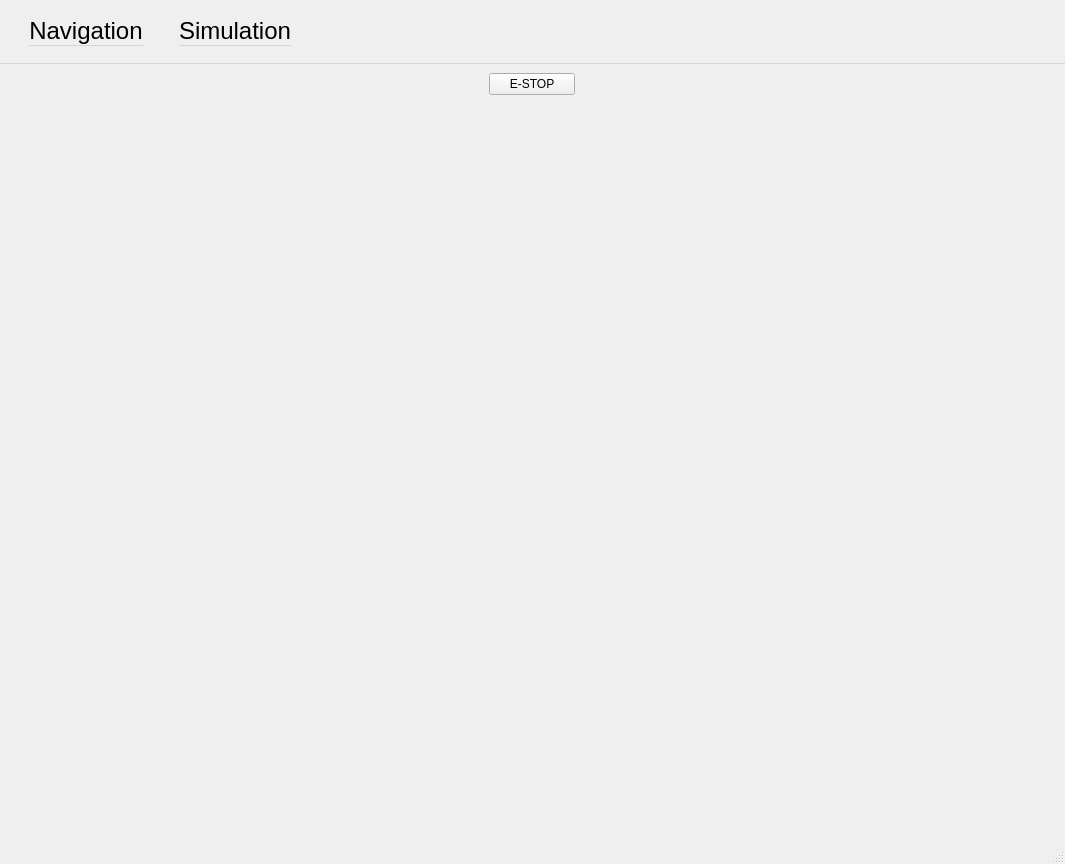
This is frontend/BSCMainWindow.ui in YCP-Rev-Metrix/BallSpinner-Controller-v2 as Qt 5 draws it before an edit. The edited form follows.
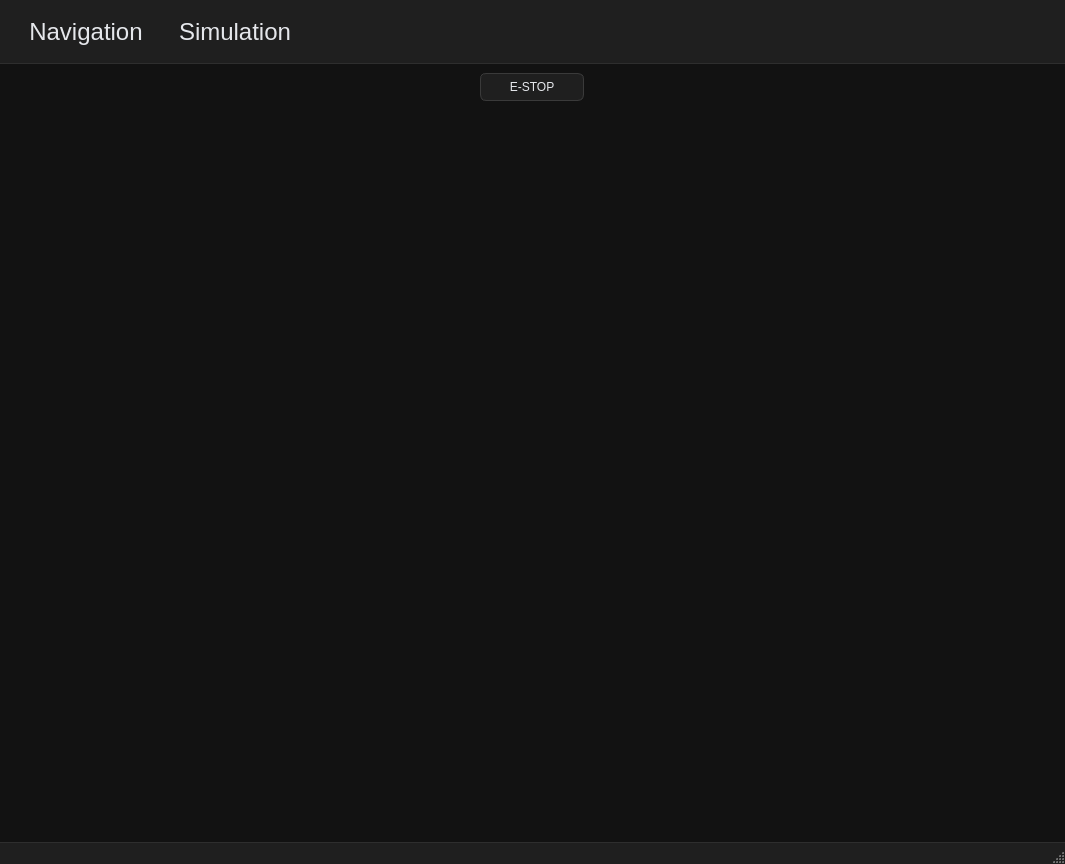
This is the edited form. Custom widgets are drawn as their Qt base class.

Diff of the .ui file:
```diff
--- a/frontend/BSCMainWindow.ui
+++ b/frontend/BSCMainWindow.ui
@@ -13,6 +13,53 @@
   <property name="windowTitle">
    <string>MainWindow</string>
   </property>
+  <property name="styleSheet">
+   <string notr="true">QMainWindow { background-color: #121212; color: #E5E7EB; }
+QWidget#wgtCentral { background-color: #121212; }
+
+QMenuBar {
+    background-color: #1F1F1F;
+    color: #E5E7EB;
+    border-bottom: 1px solid #2E2E2E;
+}
+QMenuBar::item { background: transparent; padding: 8px 14px; }
+QMenuBar::item:selected { background-color: #2A2A2A; border-radius: 4px; }
+
+QMenu {
+    background-color: #1F1F1F;
+    color: #E5E7EB;
+    border: 1px solid #2E2E2E;
+}
+QMenu::item { padding: 8px 16px; }
+QMenu::item:selected { background-color: #2A2A2A; }
+
+QStatusBar {
+    background-color: #1F1F1F;
+    color: #E5E7EB;
+    border-top: 1px solid #2E2E2E;
+}
+
+QPushButton {
+    background-color: #1F1F1F;
+    color: #E5E7EB;
+    border: 1px solid #3A3A3A;
+    border-radius: 6px;
+    padding: 6px 12px;
+}
+QPushButton:hover { background-color: #2A2A2A; }
+QPushButton:pressed { background-color: #333333; }
+
+QAbstractSpinBox::up-button,
+QAbstractSpinBox::down-button {
+    width: 28px;
+    height: 28px;
+}
+QAbstractSpinBox::up-arrow,
+QAbstractSpinBox::down-arrow {
+    width: 14px;
+    height: 14px;
+}</string>
+  </property>
   <widget class="QWidget" name="wgtCentral">
    <layout class="QVBoxLayout" name="verticalLayout_3">
     <item alignment="Qt::AlignHCenter">
```
